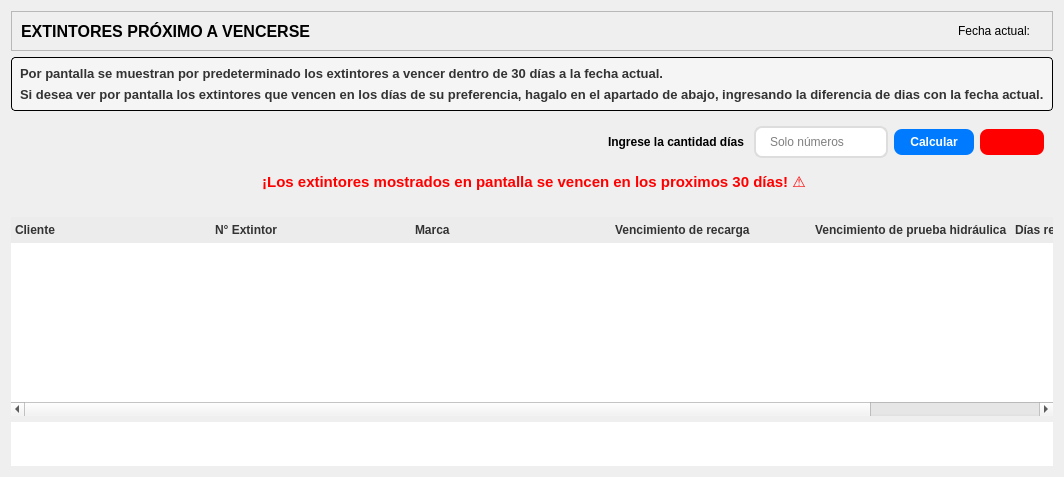
Old version of the form resources/ui/vencimientos_tab.ui in the repository Julian2455/beatmat.
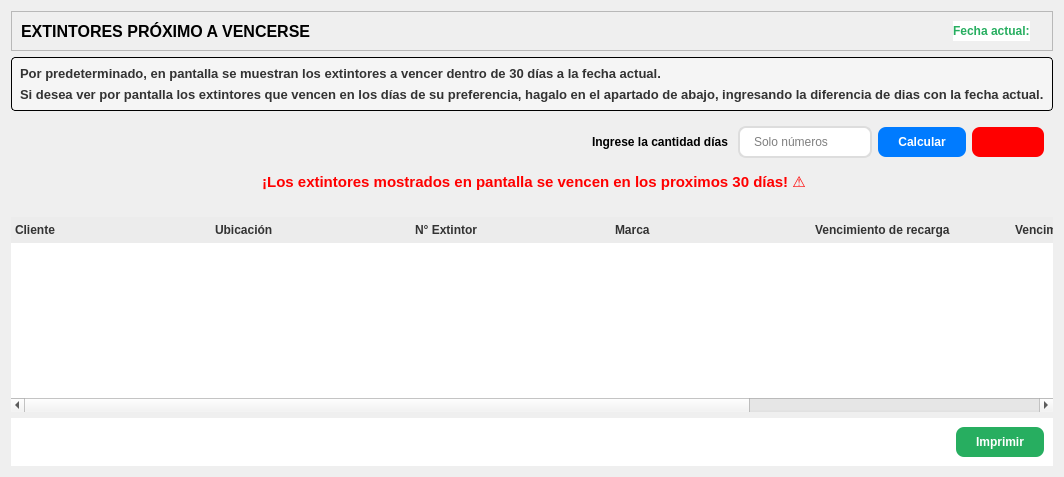
New version of the form. Icons and pictures are not drawn.

Commit message: Incorporación de impresion en vencimientos con detalles a areglar

```diff
--- a/resources/ui/vencimientos_tab.ui
+++ b/resources/ui/vencimientos_tab.ui
@@ -26,9 +26,10 @@
     background-color: #007BFF;
     color: white;
     border-radius: 8px;
-    padding: 6px 16px;
+    padding: 8px 20px;
     font-weight: bold;
 }
+
 QPushButton:hover {
     background-color: #0056b3;
 }
@@ -139,6 +140,11 @@
       </item>
       <item>
        <widget class="QLabel" name="label_3">
+        <property name="styleSheet">
+         <string notr="true">color:#27ae60;;
+background-color: rgb(255, 255, 255);
+ font-weight: bold;</string>
+        </property>
         <property name="text">
          <string>Fecha actual:</string>
         </property>
@@ -177,7 +183,7 @@
          <string notr="true">border:none;</string>
         </property>
         <property name="text">
-         <string>Por pantalla se muestran por predeterminado los extintores a vencer dentro de 30 días a la fecha actual.</string>
+         <string>Por predeterminado, en pantalla se muestran los extintores a vencer dentro de 30 días a la fecha actual.</string>
         </property>
        </widget>
       </item>
@@ -365,6 +371,19 @@
        <set>AlignLeading|AlignVCenter</set>
       </property>
      </column>
+     <column>
+      <property name="text">
+       <string>Ubicación</string>
+      </property>
+      <property name="font">
+       <font>
+        <bold>true</bold>
+       </font>
+      </property>
+      <property name="textAlignment">
+       <set>AlignLeading|AlignVCenter</set>
+      </property>
+     </column>
      <column>
       <property name="text">
        <string>N° Extintor</string>
@@ -530,6 +549,20 @@
         </property>
        </spacer>
       </item>
+      <item>
+       <widget class="QPushButton" name="imprimir">
+        <property name="styleSheet">
+         <string notr="true">background-color: #27ae60;</string>
+        </property>
+        <property name="text">
+         <string>Imprimir</string>
+        </property>
+        <property name="icon">
+         <iconset>
+          <normaloff>../images/print.png</normaloff>../images/print.png</iconset>
+        </property>
+       </widget>
+      </item>
      </layout>
     </widget>
    </item>
```
The commit also changes 7 other files.
